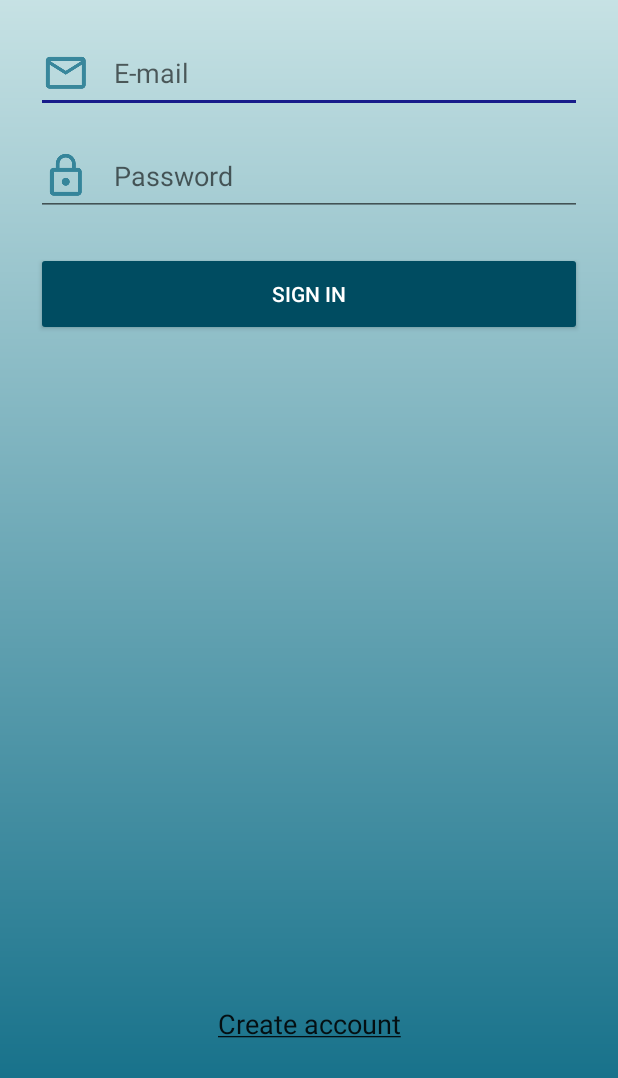
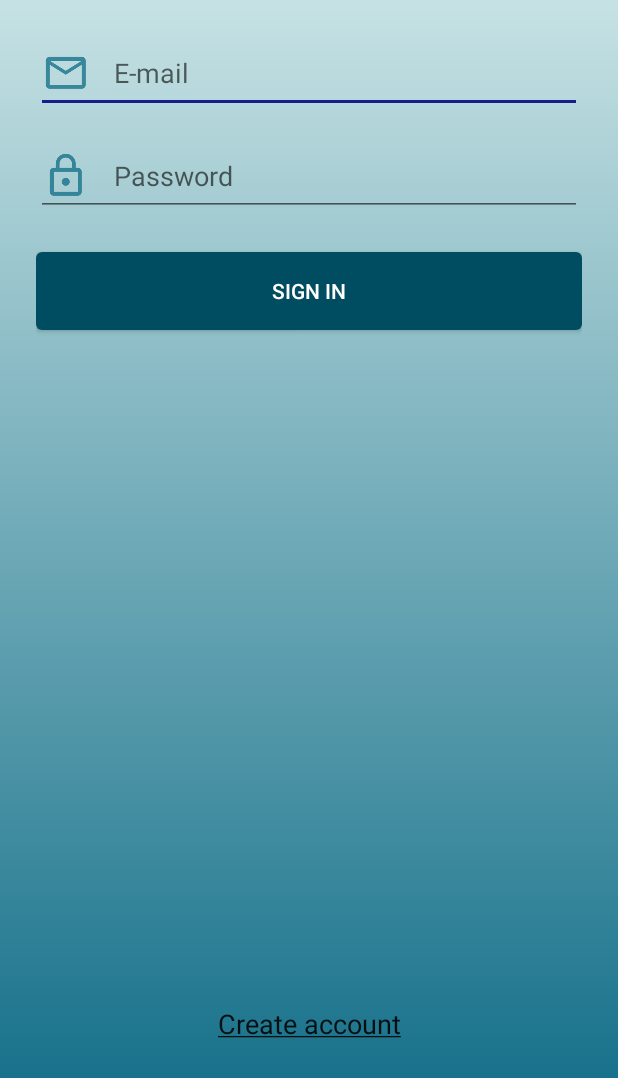
Before and after one commit to AyurM/ArduinoControl, an Android app: the screen it shows after launch (LoginActivity), on a phone screen of 412 x 824 dp, the part 158-1236 px from its top. Run offline under Robolectric (Android 15) with nearby library versions, the phone set to English and light mode, and no system bars; our stand-ins replace Dagger/Hilt's generated code, Firebase (no records; nobody signed in at launch, a user with empty details on screens opened directly), RxJava.

```diff
--- a/app/src/main/java/ru/ayurmar/arduinocontrol/interfaces/model/IPrefHelper.java
+++ b/app/src/main/java/ru/ayurmar/arduinocontrol/interfaces/model/IPrefHelper.java
@@ -6,4 +6,6 @@ import io.reactivex.Single;
 public interface IPrefHelper {
 
     Single<String> getStringPreference(String key);
+
+    void saveStringPreference(String key, String value);
 }
--- a/app/src/main/java/ru/ayurmar/arduinocontrol/interfaces/view/IWidgetView.java
+++ b/app/src/main/java/ru/ayurmar/arduinocontrol/interfaces/view/IWidgetView.java
@@ -17,13 +17,11 @@ public interface IWidgetView extends IBasicView {
 
     void showAddWidgetDialog();
 
-    void showChangeDeviceDialog(List<String> deviceList);
+    void showChangeDeviceDialog(List<String> deviceSnList, List<String> deviceNamesList);
 
     void showEditWidgetDialog(FarhomeWidget widget);
 
     void showSendSmsDialog(String message, String phoneNumber);
-
-//    void showWidgetList(List<IWidget> widgets);
 
     void updateWidgetValue(int position);
 
--- a/app/src/main/java/ru/ayurmar/arduinocontrol/model/AppRepository.java
+++ b/app/src/main/java/ru/ayurmar/arduinocontrol/model/AppRepository.java
@@ -78,6 +78,11 @@ public class AppRepository implements IRepository {
     }
 
     @Override
+    public void saveStringPreference(String key, String value){
+        mPrefHelper.saveStringPreference(key, value);
+    }
+
+    @Override
     public void setAuthToken(String authToken){
         this.mAuthToken = authToken;
     }
--- /dev/null
+++ b/app/src/main/res/drawable/login_button.xml
@@ -0,0 +1,6 @@
+<?xml version="1.0" encoding="utf-8"?>
+<shape xmlns:android="http://schemas.android.com/apk/res/android"
+       android:shape="rectangle">
+    <corners android:radius="4dp"/>
+    <solid android:color="@color/colorPrimaryDark"/>
+</shape>
--- /dev/null
+++ b/app/src/main/res/drawable/login_button_selector.xml
@@ -0,0 +1,5 @@
+<?xml version="1.0" encoding="utf-8"?>
+<selector xmlns:android="http://schemas.android.com/apk/res/android">
+    <item android:drawable="@drawable/simple_button_pressed" android:state_pressed="true"/>
+    <item android:drawable="@drawable/login_button"/>
+</selector>
--- a/app/src/main/res/layout/activity_auth.xml
+++ b/app/src/main/res/layout/activity_auth.xml
@@ -58,21 +58,15 @@
 
     <Button
         android:id="@+id/email_sign_in_button"
-        android:layout_width="match_parent"
-        android:layout_height="56dp"
         android:layout_below="@+id/login_error_text_view"
-        android:layout_marginBottom="16dp"
         android:text="@string/login_sign_in"
-        android:theme="@style/ThemeOverlay.MyDarkButton"/>
+        style="@style/LoginScreenButton"/>
 
     <Button
         android:id="@+id/email_create_account_button"
-        android:layout_width="match_parent"
-        android:layout_height="56dp"
         android:layout_below="@+id/email_sign_in_button"
-        android:layout_marginBottom="16dp"
         android:text="@string/login_create_account"
-        android:theme="@style/ThemeOverlay.MyDarkButton"
+        style="@style/LoginScreenButton"
         android:visibility="gone"/>
 
     <TextView
@@ -81,6 +75,7 @@
         android:layout_height="wrap_content"
         android:gravity="center"
         android:text="@string/login_create_account"
+        android:layout_marginBottom="8dp"
         style="@style/LoginScreenTextView"
         android:visibility="gone"/>
 
--- a/app/src/main/res/values/styles.xml
+++ b/app/src/main/res/values/styles.xml
@@ -31,6 +31,15 @@
         <item name="android:padding">8dp</item>
     </style>
 
+    <style name="LoginScreenButton">
+        <item name="android:layout_width">match_parent</item>
+        <item name="android:layout_marginBottom">16dp</item>
+        <item name="android:layout_height">52dp</item>
+        <item name="android:background">@drawable/login_button_selector</item>
+        <item name="android:textColor">@android:color/white</item>
+        <item name="android:padding">8dp</item>
+    </style>
+
     <style name="AppToolbar">
         <item name="android:layout_width">match_parent</item>
         <item name="android:layout_height">wrap_content</item>
@@ -46,12 +55,6 @@
         <item name="android:textSize">18sp</item>
     </style>
 
-    <style name="ThemeOverlay.MyDarkButton" parent="ThemeOverlay.AppCompat.Dark">
-        <item name="colorButtonNormal">@color/colorPrimaryDark</item>
-        <item name="android:layout_marginRight">4dp</item>
-        <item name="android:layout_marginLeft">4dp</item>
-        <item name="android:textColor">@android:color/white</item>
-    </style>
 
     <style name="SplashTheme" parent="Theme.AppCompat.NoActionBar">
         <item name="android:windowBackground">@drawable/splash_background</item>
```
Also changed, not shown: app/src/main/java/ru/ayurmar/arduinocontrol/LoginActivity.java (+7 -0 lines), app/src/main/java/ru/ayurmar/arduinocontrol/model/AppPrefHelper.java (+6 -1 lines), app/src/main/java/ru/ayurmar/arduinocontrol/presenter/WidgetPresenter.java (+23 -4 lines), app/src/main/java/ru/ayurmar/arduinocontrol/view/ChangeDeviceDialog.java (+14 -8 lines), app/src/main/java/ru/ayurmar/arduinocontrol/view/WidgetFragment.java (+5 -6 lines).
